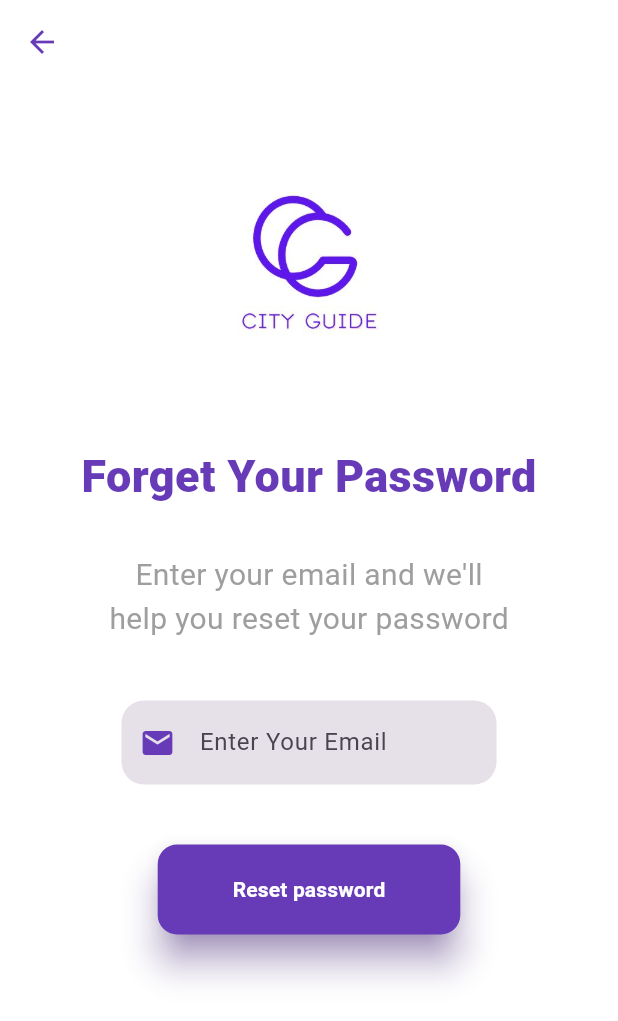
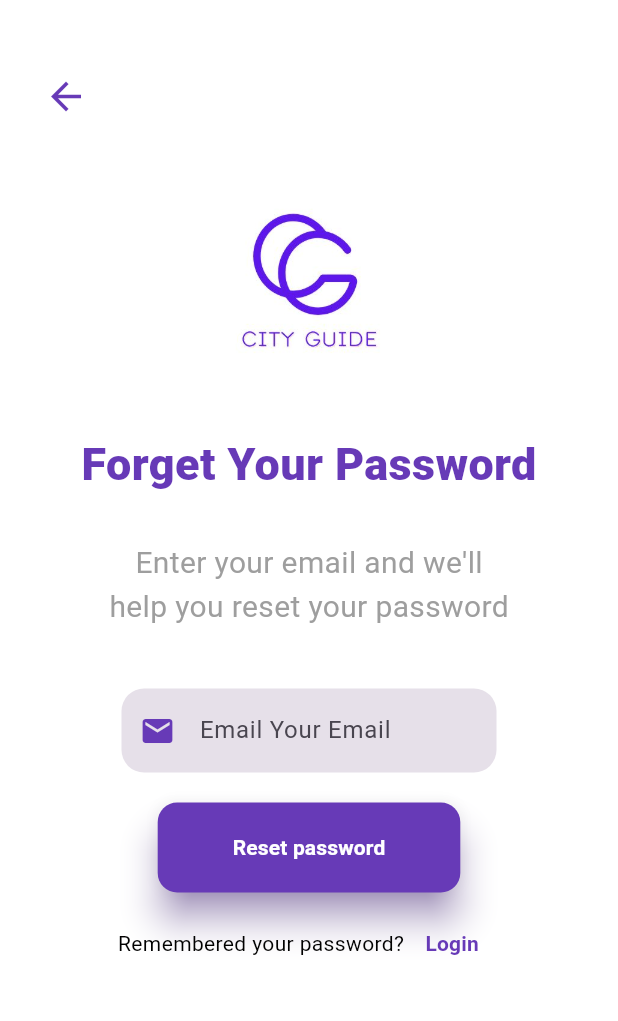
Before and after one commit to 22TalhaFaiz/CityGuide, a Flutter app: the forget screen opened directly, on a phone screen of 412 x 824 dp. Shown: the top 1021 px of the screen. Run offline on Flutter 3.47's test engine with Material 3 defaults, Android fonts, the phone set to English and light mode, and no system bars; our stand-ins replace carousel_slider, cloud_firestore, firebase_auth, firebase_core, shared_preferences; accounts and stored records are empty.

Commit message:
work update

```diff
--- a/work/lib/forgetpassword.dart
+++ b/work/lib/forgetpassword.dart
@@ -1,4 +1,5 @@
 import 'package:flutter/material.dart';
+import 'package:work/login.dart';
 
 class forget extends StatefulWidget {
   const forget({super.key});
@@ -12,30 +13,32 @@ class _forgetState extends State<forget> {
   Widget build(BuildContext context) {
     return Scaffold(
       backgroundColor: Colors.white,
-      appBar: AppBar(
-        backgroundColor: Colors.white,
+      body: SingleChildScrollView(
+        child: Container(
+          padding: EdgeInsets.symmetric(horizontal: 20),
+          child: Column(
+            crossAxisAlignment: CrossAxisAlignment.center,
+            children: <Widget>[
+              SizedBox(height: 40),
 
-        leading: IconButton(
-          icon: Icon(Icons.arrow_back, color: Colors.deepPurple),
+              /// Back Button
+              Align(
+                alignment: Alignment.centerLeft,
+                child: IconButton(
+                  icon: Icon(Icons.arrow_back, color: Colors.deepPurple, size: 30),
                   onPressed: () {
-            Navigator.pop(context); // Navigate back
+                    Navigator.pop(context);
                   },
                 ),
               ),
-      body: SingleChildScrollView(
-        child: Container(
-          padding: EdgeInsets.symmetric(horizontal: 20),
-          child: Center(
-            child: Column(
-              crossAxisAlignment: CrossAxisAlignment.center,
-              children: <Widget>[
-                SizedBox(height: 20),
+
+              // SizedBox(height: 10),
               Image.asset(
                 "assets/images/Black White Minimalist Monogram Initial Logo (1) - Copy.jpg",
                 width: 200,
                 height: 200,
               ),
-                SizedBox(height: 20),
+              // SizedBox(height: 10),s
               Text(
                 "Forget Your Password",
                 style: TextStyle(
@@ -53,7 +56,7 @@ class _forgetState extends State<forget> {
                 width: 250,
                 child: TextField(
                   decoration: InputDecoration(
-                      hintText: "Enter Your Email",
+                    hintText: "Email Your Email ",
                     prefixIcon: Icon(
                       Icons.email,
                       color: Colors.deepPurple,
@@ -67,7 +70,7 @@ class _forgetState extends State<forget> {
                   ),
                 ),
               ),
-                SizedBox(height: 40),
+              SizedBox(height: 20),
               ElevatedButton(
                 onPressed: () {},
                 style: ElevatedButton.styleFrom(
@@ -86,8 +89,33 @@ class _forgetState extends State<forget> {
                   style: TextStyle(fontWeight: FontWeight.bold),
                 ),
               ),
+              SizedBox(height: 10,),
+               // Login navigation
+                      Row(
+                        mainAxisAlignment: MainAxisAlignment.center,
+                        children: <Widget>[
+                          const Text(
+                            "Remembered your password?",
+                            style: TextStyle(color: Colors.black),
+                          ),
+                          TextButton(
+                            onPressed: () {
+                              Navigator.push(
+                                  context,
+                                  MaterialPageRoute(
+                                      builder: (context) => login()));
+                            },
+                            child: Text(
+                              "Login",
+                              style: TextStyle(
+                                  color: Colors.deepPurple,
+                                  fontWeight: FontWeight.bold),
+                            ),
+                          ),
                         ],
                       ),
+                    ],
+
           ),
         ),
       ),
--- a/work/lib/login.dart
+++ b/work/lib/login.dart
@@ -70,7 +70,7 @@ class _loginState extends State<login> {
                   style: TextStyle(
                       color: Colors.white,
                       fontSize: 30,
-                      fontWeight: FontWeight.bold),
+                      fontWeight: FontWeight.w900),
                 ),
                 Text(
                   "Welcome Back",
--- a/work/lib/signup.dart
+++ b/work/lib/signup.dart
@@ -46,7 +46,7 @@ class _signupState extends State<signup> {
                     style: TextStyle(
                         color: Colors.white,
                         fontSize: 30,
-                        fontWeight: FontWeight.bold),
+                        fontWeight: FontWeight.w900),
                   ),
                   const Text(
                     "Create an account to explore the best of the city!",
```
Lines whose indentation alone changed are shown as unchanged.
